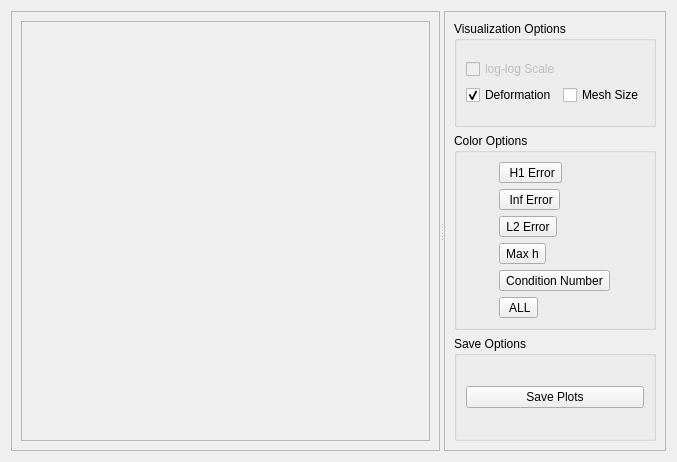
Old version of the form src/solverresultswidget.ui in the repository DanielaCabiddu/PEMesh.2.
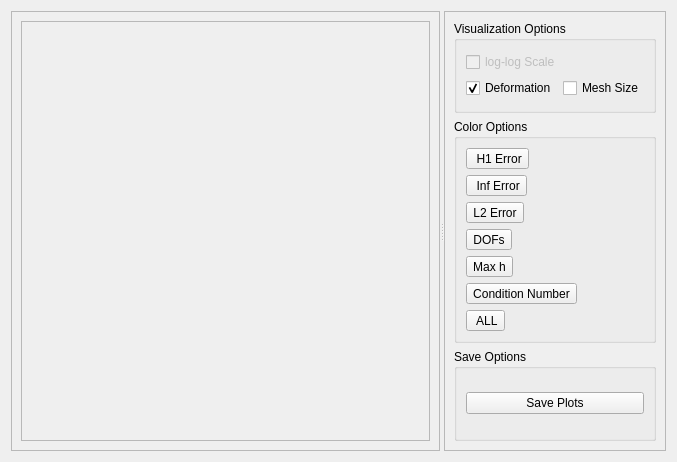
New version of the form. Icons and pictures are not drawn.

Patch:
```diff
--- a/src/solverresultswidget.ui
+++ b/src/solverresultswidget.ui
@@ -132,11 +132,11 @@
          <property name="title">
           <string>Color Options</string>
          </property>
-         <layout class="QGridLayout" name="gridLayout_4">
-          <item row="5" column="0">
-           <widget class="QToolButton" name="condVect_color_btn">
+         <layout class="QVBoxLayout" name="verticalLayout">
+          <item>
+           <widget class="QToolButton" name="errH1_color_btn">
             <property name="text">
-             <string>Condition Number</string>
+             <string> H1 Error</string>
             </property>
             <property name="icon">
              <iconset resource="images.qrc">
@@ -147,7 +147,7 @@
             </property>
            </widget>
           </item>
-          <item row="2" column="0">
+          <item>
            <widget class="QToolButton" name="errInf_color_btn">
             <property name="text">
              <string> Inf Error</string>
@@ -161,21 +161,7 @@
             </property>
            </widget>
           </item>
-          <item row="6" column="0">
-           <widget class="QToolButton" name="all_color_btn">
-            <property name="text">
-             <string> ALL</string>
-            </property>
-            <property name="icon">
-             <iconset resource="images.qrc">
-              <normaloff>:/icons/img/color_icon.png</normaloff>:/icons/img/color_icon.png</iconset>
-            </property>
-            <property name="toolButtonStyle">
-             <enum>Qt::ToolButtonStyle::ToolButtonTextBesideIcon</enum>
-            </property>
-           </widget>
-          </item>
-          <item row="3" column="0">
+          <item>
            <widget class="QToolButton" name="errL2_color_btn">
             <property name="text">
              <string>L2 Error</string>
@@ -189,7 +175,21 @@
             </property>
            </widget>
           </item>
-          <item row="4" column="0">
+          <item>
+           <widget class="QToolButton" name="dofs_color_btn">
+            <property name="text">
+             <string>DOFs</string>
+            </property>
+            <property name="icon">
+             <iconset resource="images.qrc">
+              <normaloff>:/icons/img/color_icon.png</normaloff>:/icons/img/color_icon.png</iconset>
+            </property>
+            <property name="toolButtonStyle">
+             <enum>Qt::ToolButtonStyle::ToolButtonTextBesideIcon</enum>
+            </property>
+           </widget>
+          </item>
+          <item>
            <widget class="QToolButton" name="hEmax_color_btn">
             <property name="text">
              <string>Max h</string>
@@ -206,10 +206,24 @@
             </property>
            </widget>
           </item>
-          <item row="1" column="0">
-           <widget class="QToolButton" name="errS_color_btn">
+          <item>
+           <widget class="QToolButton" name="condVect_color_btn">
             <property name="text">
-             <string> H1 Error</string>
+             <string>Condition Number</string>
+            </property>
+            <property name="icon">
+             <iconset resource="images.qrc">
+              <normaloff>:/icons/img/color_icon.png</normaloff>:/icons/img/color_icon.png</iconset>
+            </property>
+            <property name="toolButtonStyle">
+             <enum>Qt::ToolButtonStyle::ToolButtonTextBesideIcon</enum>
+            </property>
+           </widget>
+          </item>
+          <item>
+           <widget class="QToolButton" name="all_color_btn">
+            <property name="text">
+             <string> ALL</string>
             </property>
             <property name="icon">
              <iconset resource="images.qrc">
```
